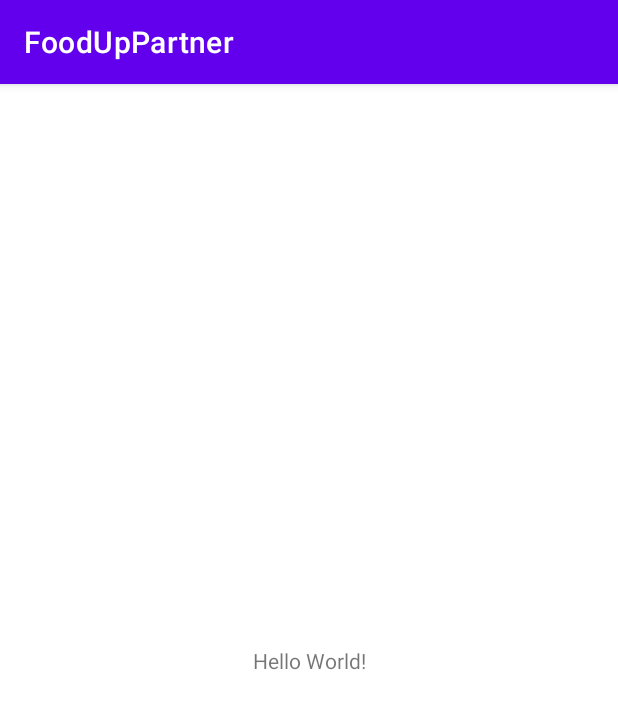
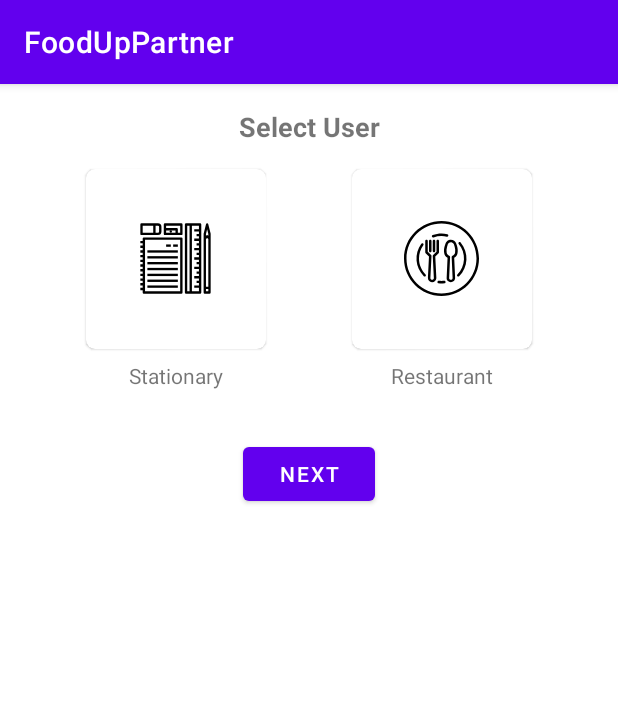
Before and after one commit to NiazSagor/FoodUp-Partner, an Android app: the screen it shows after launch (MainActivity), on a phone screen of 412 x 824 dp. Shown: the top 709 px of the screen. Run offline under Robolectric (Android 15) with nearby library versions, the phone set to English and light mode, and no system bars.

Commit message:
dirst commit aidul

```diff
--- a/app/src/main/AndroidManifest.xml
+++ b/app/src/main/AndroidManifest.xml
@@ -6,6 +6,7 @@
         android:allowBackup="true"
         android:icon="@mipmap/ic_launcher"
         android:label="@string/app_name"
+        android:requestLegacyExternalStorage="true"
         android:roundIcon="@mipmap/ic_launcher_round"
         android:supportsRtl="true"
         android:theme="@style/Theme.FoodUpPartner">
--- /dev/null
+++ b/app/src/main/java/com/duodevloopers/fooduppartner/SelectTypeFragment.kt
@@ -0,0 +1,43 @@
+package com.duodevloopers.fooduppartner
+
+import android.os.Bundle
+import androidx.fragment.app.Fragment
+import android.view.LayoutInflater
+import android.view.View
+import android.view.ViewGroup
+import androidx.core.content.ContextCompat
+import androidx.navigation.fragment.findNavController
+import kotlinx.android.synthetic.main.fragment_select_type.*
+
+
+class SelectTypeFragment : Fragment(R.layout.fragment_select_type) {
+
+
+    override fun onCreate(savedInstanceState: Bundle?) {
+        super.onCreate(savedInstanceState)
+
+    }
+
+    override fun onViewCreated(view: View, savedInstanceState: Bundle?) {
+        super.onViewCreated(view, savedInstanceState)
+
+
+        stationary.setOnClickListener {
+            stationary.setBackground(ContextCompat.getDrawable(requireContext(),R.drawable.selected))
+            restaurant.setBackground(null)
+        }
+
+        restaurant.setOnClickListener {
+            restaurant.setBackground(ContextCompat.getDrawable(requireContext(),R.drawable.selected))
+            stationary.setBackground(null)
+        }
+
+        next_button.setOnClickListener {
+                val action = SelectTypeFragmentDirections.actionSelectTypeFragmentToRegistrationFragment()
+                findNavController().navigate(action)
+        }
+    }
+
+
+
+}
--- /dev/null
+++ b/app/src/main/res/drawable/ic_dish.xml
@@ -0,0 +1,36 @@
+<vector xmlns:android="http://schemas.android.com/apk/res/android"
+    android:width="480dp"
+    android:height="480dp"
+    android:viewportWidth="480"
+    android:viewportHeight="480">
+  <path
+      android:fillColor="#FF000000"
+      android:pathData="M339.904,161.776l-5.136,-16.904c-6.524,-19.202 -27.379,-29.479 -46.581,-22.955c-10.802,3.67 -19.285,12.153 -22.955,22.955l-5.136,16.904c-4.322,14.256 -5.229,29.329 -2.648,44c2.354,12.352 10.196,22.964 21.312,28.84L273.008,363.2c-0.77,7.177 1.558,14.342 6.4,19.696c10.413,11.39 28.089,12.182 39.479,1.769c0.616,-0.563 1.206,-1.153 1.769,-1.769c4.734,-5.202 7.058,-12.157 6.4,-19.16L321.272,234.6c11.101,-5.879 18.93,-16.484 21.28,-28.824C345.133,191.105 344.226,176.032 339.904,161.776zM326.792,202.992c-1.732,8.874 -8.056,16.155 -16.6,19.112c-3.243,1.219 -5.332,4.387 -5.176,7.848L311.096,365c0.28,2.649 -0.594,5.29 -2.4,7.248c-4.817,4.769 -12.575,4.769 -17.392,0c-1.896,-2.116 -2.757,-4.964 -2.352,-7.776l6.032,-134.52c0.156,-3.461 -1.933,-6.629 -5.176,-7.848c-8.544,-2.957 -14.868,-10.238 -16.6,-19.112c-2.14,-12.18 -1.386,-24.693 2.2,-36.528l5.136,-16.912c3.974,-10.745 15.906,-16.234 26.652,-12.26c5.681,2.101 10.159,6.58 12.26,12.26l5.136,16.912C328.174,178.3 328.928,190.812 326.792,202.992z"/>
+  <path
+      android:fillColor="#FF000000"
+      android:pathData="M216,120c-4.418,0 -8,3.582 -8,8v68.688l-21.656,21.656c-1.602,1.596 -2.454,3.797 -2.344,6.056l7,140c0.167,3.019 -0.929,5.972 -3.024,8.152c-4.379,4.418 -11.511,4.45 -15.93,0.07c-0.024,-0.023 -0.047,-0.047 -0.07,-0.07c-2.096,-2.18 -3.191,-5.133 -3.024,-8.152l7.048,-140c0.112,-2.258 -0.737,-4.458 -2.336,-6.056L152,196.688V128c0,-4.418 -3.582,-8 -8,-8s-8,3.582 -8,8v72c0,2.122 0.844,4.156 2.344,5.656l21.488,21.496l-6.824,136.472c-0.726,14.907 10.77,27.581 25.677,28.307c14.907,0.726 27.581,-10.77 28.307,-25.677c0.043,-0.876 0.043,-1.753 0,-2.629l-6.824,-136.472l21.488,-21.496c1.5,-1.5 2.344,-3.534 2.344,-5.656v-72C224,123.582 220.418,120 216,120z"/>
+  <path
+      android:fillColor="#FF000000"
+      android:pathData="M168,120c-4.418,0 -8,3.582 -8,8v64c0,4.418 3.582,8 8,8s8,-3.582 8,-8v-64C176,123.582 172.418,120 168,120z"/>
+  <path
+      android:fillColor="#FF000000"
+      android:pathData="M192,120c-4.418,0 -8,3.582 -8,8v64c0,4.418 3.582,8 8,8s8,-3.582 8,-8v-64C200,123.582 196.418,120 192,120z"/>
+  <path
+      android:fillColor="#FF000000"
+      android:pathData="M240,0C107.452,0 0,107.452 0,240s107.452,240 240,240s240,-107.452 240,-240C479.85,107.514 372.486,0.15 240,0zM240,464C116.288,464 16,363.712 16,240S116.288,16 240,16s224,100.288 224,224C463.859,363.653 363.653,463.859 240,464z"/>
+  <path
+      android:fillColor="#FF000000"
+      android:pathData="M265.969,390.172c-0.429,-4.397 -4.342,-7.614 -8.74,-7.185c-0.103,0.01 -0.206,0.022 -0.309,0.036l0.032,-0.008c-11.263,1.308 -22.641,1.308 -33.904,0c-4.39,-0.515 -8.365,2.626 -8.88,7.016c-0.515,4.39 2.626,8.365 7.016,8.88c12.491,1.459 25.109,1.459 37.6,0C263.181,398.483 266.398,394.57 265.969,390.172z"/>
+  <path
+      android:fillColor="#FF000000"
+      android:pathData="M362.4,136.912c-2.839,-3.385 -7.885,-3.828 -11.27,-0.988c-0.011,0.009 -0.022,0.019 -0.034,0.028c-3.377,2.848 -3.807,7.894 -0.96,11.272c48.235,57.26 44.545,141.929 -8.488,194.776c-3.13,3.119 -3.139,8.186 -0.02,11.316c3.119,3.13 8.186,3.139 11.316,0.02C411.881,294.623 415.991,200.541 362.4,136.912z"/>
+  <path
+      android:fillColor="#FF000000"
+      android:pathData="M186.392,105.744c-0.005,0 -0.01,-0.001 -0.015,-0.001c-0.008,0 -0.016,0.001 -0.025,0.001H186.392z"/>
+  <path
+      android:fillColor="#FF000000"
+      android:pathData="M277.736,84.472c-31.265,-7.493 -64.055,-5.479 -94.168,5.784c-4.136,1.555 -6.227,6.169 -4.672,10.304c1.172,3.117 4.152,5.18 7.481,5.183c0.957,-0.005 1.905,-0.18 2.799,-0.519c27.118,-10.141 56.646,-11.952 84.8,-5.2c4.295,1.038 8.618,-1.601 9.656,-5.896C284.67,89.833 282.031,85.51 277.736,84.472z"/>
+  <path
+      android:fillColor="#FF000000"
+      android:pathData="M137.992,341.6C111.023,314.677 95.908,278.108 96,240c-0.079,-30.446 9.565,-60.122 27.528,-84.704c2.655,-3.532 1.944,-8.547 -1.588,-11.202s-8.547,-1.944 -11.202,1.588c-0.047,0.063 -0.093,0.126 -0.138,0.19c-46.253,63.588 -39.447,151.359 16.056,207.056c3.128,3.13 8.202,3.132 11.332,0.004C141.118,349.804 141.12,344.73 137.992,341.6z"/>
+</vector>
--- /dev/null
+++ b/app/src/main/res/drawable/ic_stationary.xml
@@ -0,0 +1,51 @@
+<vector xmlns:android="http://schemas.android.com/apk/res/android"
+    android:width="512dp"
+    android:height="512dp"
+    android:viewportWidth="512"
+    android:viewportHeight="512">
+  <path
+      android:fillColor="#FF000000"
+      android:pathData="m296,112h-256a8,8 0,0 0,-8 8v16h-16v16h16v16h-16v16h16v16h-16v16h16v16h-16v16h16v16h-16v16h16v16h-16v16h16v16h-16v16h16v16h-16v16h16v16h-16v16h16v16h-16v16h16v16h-16v16h16v16a8,8 0,0 0,8 8h256a8,8 0,0 0,8 -8v-368a8,8 0,0 0,-8 -8zM288,480h-240v-352h240z"/>
+  <path
+      android:fillColor="#FF000000"
+      android:pathData="m424,16h-96a8,8 0,0 0,-8 8v464a8,8 0,0 0,8 8h96a8,8 0,0 0,8 -8v-464a8,8 0,0 0,-8 -8zM336,480v-448h16v448zM368,480v-448h48v24h-32v16h32v16h-16v16h16v16h-32v16h32v16h-16v16h16v16h-32v16h32v16h-16v16h16v16h-32v16h32v16h-16v16h16v16h-32v16h32v16h-16v16h16v16h-32v16h32v16h-16v16h16v16h-32v16h32v24z"/>
+  <path
+      android:fillColor="#FF000000"
+      android:pathData="m24,96h112a24.027,24.027 0,0 0,24 -24v-32a24.027,24.027 0,0 0,-24 -24h-112a8,8 0,0 0,-8 8v64a8,8 0,0 0,8 8zM144,40v32a8.008,8.008 0,0 1,-8 8h-16v-48h16a8.008,8.008 0,0 1,8 8zM32,32h72v48h-72z"/>
+  <path
+      android:fillColor="#FF000000"
+      android:pathData="m495.758,86.059 l-16,-64a8,8 0,0 0,-15.516 0l-16,64a7.773,7.773 0,0 0,-0.242 1.941v400a8,8 0,0 0,8 8h32a8,8 0,0 0,8 -8v-400a7.773,7.773 0,0 0,-0.242 -1.941zM480,448h-16v-324.688l8,-8 8,8zM464,88.984 L472,56.984 480,88.984v11.7l-2.344,-2.343a8,8 0,0 0,-11.312 0l-2.344,2.346zM480,480h-16v-16h16z"/>
+  <path
+      android:fillColor="#FF000000"
+      android:pathData="m192,160h32v16h-32z"/>
+  <path
+      android:fillColor="#FF000000"
+      android:pathData="m240,160h32v16h-32z"/>
+  <path
+      android:fillColor="#FF000000"
+      android:pathData="m64,200h208v16h-208z"/>
+  <path
+      android:fillColor="#FF000000"
+      android:pathData="m64,240h208v16h-208z"/>
+  <path
+      android:fillColor="#FF000000"
+      android:pathData="m64,280h208v16h-208z"/>
+  <path
+      android:fillColor="#FF000000"
+      android:pathData="m64,360h208v16h-208z"/>
+  <path
+      android:fillColor="#FF000000"
+      android:pathData="m64,320h208v16h-208z"/>
+  <path
+      android:fillColor="#FF000000"
+      android:pathData="m64,400h208v16h-208z"/>
+  <path
+      android:fillColor="#FF000000"
+      android:pathData="m64,440h208v16h-208z"/>
+  <path
+      android:fillColor="#FF000000"
+      android:pathData="m296,16h-112a8,8 0,0 0,-8 8v64a8,8 0,0 0,8 8h112a8,8 0,0 0,8 -8v-64a8,8 0,0 0,-8 -8zM224,80h-32v-16h64v16zM288,80h-16v-24a8,8 0,0 0,-8 -8h-72v-16h96z"/>
+  <path
+      android:fillColor="#FF000000"
+      android:pathData="M224,71.997m-8,0a8,8 0,1 1,16 0a8,8 0,1 1,-16 0"/>
+</vector>
--- /dev/null
+++ b/app/src/main/res/drawable/selected.xml
@@ -0,0 +1,6 @@
+<?xml version="1.0" encoding="utf-8"?>
+<shape xmlns:android="http://schemas.android.com/apk/res/android">
+
+    <stroke android:color="@color/purple_500" android:width="2dp"/>
+    <corners android:radius="6dp"/>
+</shape>
--- a/app/src/main/res/layout/activity_main.xml
+++ b/app/src/main/res/layout/activity_main.xml
@@ -6,13 +6,16 @@
     android:layout_height="match_parent"
     tools:context=".MainActivity">
 
-    <TextView
-        android:layout_width="wrap_content"
-        android:layout_height="wrap_content"
-        android:text="Hello World!"
+    <androidx.fragment.app.FragmentContainerView
+        android:id="@+id/nav_host_fragment"
+        android:name="androidx.navigation.fragment.NavHostFragment"
+        android:layout_width="match_parent"
+        android:layout_height="match_parent"
+        app:defaultNavHost="true"
         app:layout_constraintBottom_toBottomOf="parent"
-        app:layout_constraintLeft_toLeftOf="parent"
-        app:layout_constraintRight_toRightOf="parent"
-        app:layout_constraintTop_toTopOf="parent" />
+        app:layout_constraintEnd_toEndOf="parent"
+        app:layout_constraintStart_toStartOf="parent"
+        app:layout_constraintTop_toTopOf="parent"
+        app:navGraph="@navigation/main_activity_nav_graph" />
 
 </androidx.constraintlayout.widget.ConstraintLayout>
--- /dev/null
+++ b/app/src/main/res/layout/fragment_select_type.xml
@@ -0,0 +1,93 @@
+<?xml version="1.0" encoding="utf-8"?>
+<androidx.constraintlayout.widget.ConstraintLayout xmlns:android="http://schemas.android.com/apk/res/android"
+    xmlns:app="http://schemas.android.com/apk/res-auto"
+    xmlns:tools="http://schemas.android.com/tools"
+    android:layout_width="match_parent"
+    android:layout_height="match_parent"
+    tools:context=".SelectTypeFragment">
+
+    <TextView
+        android:id="@+id/text"
+        android:layout_width="wrap_content"
+        android:layout_height="wrap_content"
+        android:layout_marginTop="16dp"
+        android:text="Select User"
+        android:textSize="18sp"
+        android:textStyle="bold"
+        app:layout_constraintEnd_toEndOf="parent"
+        app:layout_constraintStart_toStartOf="parent"
+        app:layout_constraintTop_toTopOf="parent" />
+
+    <TextView
+        android:id="@+id/textView"
+        android:layout_width="wrap_content"
+        android:layout_height="wrap_content"
+        android:layout_marginTop="8dp"
+        android:text="Stationary"
+        app:layout_constraintEnd_toEndOf="@+id/stationary"
+        app:layout_constraintStart_toStartOf="@+id/stationary"
+        app:layout_constraintTop_toBottomOf="@+id/stationary" />
+
+    <TextView
+        android:layout_width="wrap_content"
+        android:layout_height="wrap_content"
+        android:layout_marginTop="8dp"
+        android:text="Restaurant"
+        app:layout_constraintEnd_toEndOf="@+id/restaurant"
+        app:layout_constraintStart_toStartOf="@+id/restaurant"
+        app:layout_constraintTop_toBottomOf="@+id/restaurant" />
+
+    <com.google.android.material.button.MaterialButton
+        android:id="@+id/next_button"
+        android:layout_width="wrap_content"
+        android:layout_height="wrap_content"
+        android:layout_marginTop="32dp"
+        android:text="Next"
+        app:layout_constraintEnd_toEndOf="parent"
+        app:layout_constraintStart_toStartOf="parent"
+        app:layout_constraintTop_toBottomOf="@+id/textView" />
+
+    <com.google.android.material.card.MaterialCardView
+        android:id="@+id/stationary"
+        android:layout_width="120dp"
+        android:layout_height="120dp"
+        android:layout_marginTop="16dp"
+        android:clickable="true"
+        android:elevation="8dp"
+        android:focusable="true"
+        app:cardCornerRadius="6dp"
+        app:layout_constraintEnd_toStartOf="@id/restaurant"
+        app:layout_constraintStart_toStartOf="parent"
+        app:layout_constraintTop_toBottomOf="@id/text">
+
+        <ImageView
+            android:layout_width="50dp"
+            android:layout_height="50dp"
+            android:layout_gravity="center"
+            android:src="@drawable/ic_stationary" />
+
+    </com.google.android.material.card.MaterialCardView>
+
+    <com.google.android.material.card.MaterialCardView
+        android:id="@+id/restaurant"
+        android:layout_width="120dp"
+        android:layout_height="120dp"
+        android:layout_marginTop="16dp"
+        android:clickable="true"
+        android:elevation="8dp"
+        android:focusable="true"
+        app:cardCornerRadius="6dp"
+        app:layout_constraintEnd_toEndOf="parent"
+        app:layout_constraintStart_toEndOf="@id/stationary"
+        app:layout_constraintTop_toBottomOf="@id/text">
+
+        <ImageView
+            android:layout_width="50dp"
+            android:layout_height="50dp"
+            android:layout_gravity="center"
+            android:src="@drawable/ic_dish" />
+
+    </com.google.android.material.card.MaterialCardView>
+
+
+</androidx.constraintlayout.widget.ConstraintLayout>
--- /dev/null
+++ b/app/src/main/res/navigation/main_activity_nav_graph.xml
@@ -0,0 +1,27 @@
+<?xml version="1.0" encoding="utf-8"?>
+<navigation xmlns:android="http://schemas.android.com/apk/res/android"
+    xmlns:app="http://schemas.android.com/apk/res-auto"
+    xmlns:tools="http://schemas.android.com/tools"
+    android:id="@+id/main_activity_nav_graph"
+    app:startDestination="@id/selectTypeFragment">
+
+    <fragment
+        android:id="@+id/selectTypeFragment"
+        android:name="com.duodevloopers.fooduppartner.SelectTypeFragment"
+        android:label="fragment_select_type"
+        tools:layout="@layout/fragment_select_type" >
+        <action
+            android:id="@+id/action_selectTypeFragment_to_registrationFragment"
+            app:destination="@id/registrationFragment" />
+    </fragment>
+    <fragment
+        android:id="@+id/registrationFragment"
+        android:name="com.duodevloopers.fooduppartner.RegistrationFragment"
+        android:label="fragment_registration"
+        tools:layout="@layout/fragment_registration" />
+    <fragment
+        android:id="@+id/loginFragment"
+        android:name="com.duodevloopers.fooduppartner.LoginFragment"
+        android:label="fragment_login"
+        tools:layout="@layout/fragment_login" />
+</navigation>
--- a/app/src/main/res/values/strings.xml
+++ b/app/src/main/res/values/strings.xml
@@ -1,3 +1,5 @@
 <resources>
     <string name="app_name">FoodUpPartner</string>
+    <!-- TODO: Remove or change this placeholder text -->
+    <string name="hello_blank_fragment">Hello blank fragment</string>
 </resources>
--- a/build.gradle
+++ b/build.gradle
@@ -1,13 +1,15 @@
 // Top-level build file where you can add configuration options common to all sub-projects/modules.
 buildscript {
     ext.kotlin_version = "1.5.21"
+    ext.nav_version = "2.3.0"
     repositories {
         google()
         mavenCentral()
     }
     dependencies {
         classpath "com.android.tools.build:gradle:4.2.2"
-        classpath "org.jetbrains.kotlin:kotlin-gradle-plugin:$kotlin_version"
+        classpath "org.jetbrains.kotlin:kotlin-gradle-plugin:1.5.30"
+        classpath "androidx.navigation:navigation-safe-args-gradle-plugin:$nav_version"
 
         // NOTE: Do not place your application dependencies here; they belong
         // in the individual module build.gradle files
@@ -17,7 +19,7 @@ buildscript {
 allprojects {
     repositories {
         google()
-        mavenCentral()
+        maven {url "https://jitpack.io"}
         jcenter() // Warning: this repository is going to shut down soon
     }
 }
--- a/gradle.properties
+++ b/gradle.properties
@@ -15,5 +15,6 @@ org.gradle.jvmargs=-Xmx2048m -Dfile.encoding=UTF-8
 # Android operating system, and which are packaged with your app"s APK
 # https://developer.android.com/topic/libraries/support-library/androidx-rn
 android.useAndroidX=true
+android.enableJetifier=true
 # Kotlin code style for this project: "official" or "obsolete":
 kotlin.code.style=official
```
Also changed, not shown: app/build.gradle (+15 -0 lines), app/src/main/java/com/duodevloopers/fooduppartner/LoginFragment.kt (added, +59 -0 lines), app/src/main/java/com/duodevloopers/fooduppartner/RegistrationFragment.kt (added, +49 -0 lines), app/src/main/res/drawable/ic_baseline_add_a_photo.xml (added, +10 -0 lines), app/src/main/res/layout/fragment_login.xml (added, +14 -0 lines), app/src/main/res/layout/fragment_registration.xml (added, +71 -0 lines).
